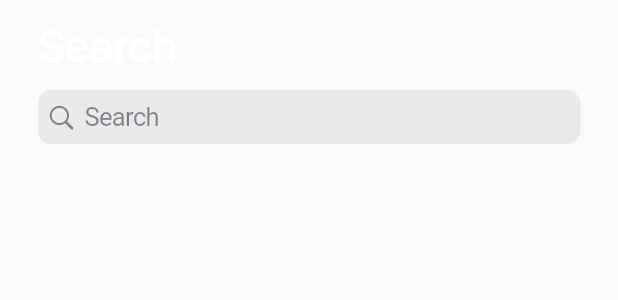
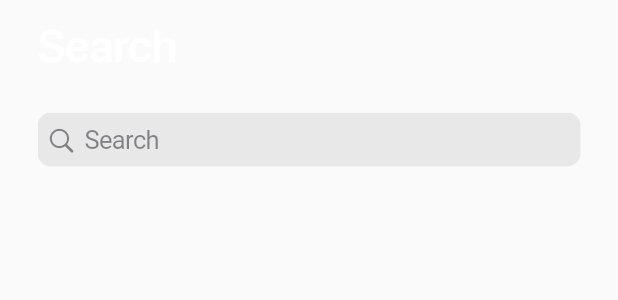
Before and after one commit to MehnArkar/uplay, a Flutter app: the DownloadPage widget shown alone on an empty page, opened directly, on a phone screen of 412 x 824 dp. Shown: the top 300 px of the screen. Run offline on Flutter 3.47's test engine with Material 2 defaults, Android fonts, the light colour scheme and no system bars; our stand-ins replace cached_network_image, flutter_svg, get, iconsax, just_audio; missing offline and left inert: youtube_api, youtube_explode_dart.

Commit message:
search page done

```diff
--- a/lib/main.dart
+++ b/lib/main.dart
@@ -7,7 +7,7 @@ import 'controllers/global_controller.dart';
 
 void main() async{
   WidgetsFlutterBinding.ensureInitialized();
-  // await Future.delayed(const Duration(milliseconds: 1000));
+  await Future.delayed(const Duration(milliseconds: 1000));
   Get.put(GlobalController());
   runApp(const MyApp());
 }
--- a/lib/utils/constants/app_constant.dart
+++ b/lib/utils/constants/app_constant.dart
@@ -27,7 +27,7 @@ class AppConstants {
   static  TextStyle textStyleTitleLarge = Theme.of(Get.context!).textTheme.titleLarge!;
 
   //Size
-  static double navBarHeight = Platform.isIOS?Get.height*0.08+15 :Get.height*0.08;
+  static double navBarHeight = Platform.isIOS?Get.height*0.08+(MediaQuery.of(Get.context!).padding.bottom) :Get.height*0.08;
 
 
 
--- a/lib/views/global_ui/super_scaffold.dart
+++ b/lib/views/global_ui/super_scaffold.dart
@@ -58,7 +58,6 @@ class _SuperScaffoldState extends State<SuperScaffold> with RouteAware {
 
   @override
   Widget build(BuildContext context) {
-    setStatusAndNavigationBarColor();
     return GestureDetector(
       onTap: (){
         FocusManager.instance.primaryFocus!.unfocus();
--- a/lib/views/home/search_page.dart
+++ b/lib/views/home/search_page.dart
@@ -23,27 +23,12 @@ class DownloadPage extends StatelessWidget {
       controller.cancelBtnWidth = renderBox.size.width;
       controller.update();
     });
-    return SafeArea(
-      child: CustomScrollView(
+    return CustomScrollView(
       controller: Get.find<SearchPageController>().scrollController,
       slivers: [
-          SliverPersistentHeader(delegate: SearchTitleHeader()),
-          // SliverPersistentHeader(pinned: true, delegate: SearchBarHeader())
-          GetBuilder<SearchPageController>(
-            builder:(controller)=> SliverAppBar(
-              foregroundColor: Colors.transparent,
-              backgroundColor:Colors.transparent,
-              leading: Container(),
-              elevation: 0,
-              flexibleSpace: AnimatedContainer(
-                  duration: const Duration(milliseconds: 200),
-                  padding:const EdgeInsets.symmetric(horizontal: 25),
-                  color:  Colors.transparent,
-                  child:searchBarWidget()),
-              pinned: true,
-
-            ),
-          ),
+        SliverPersistentHeader(delegate: TopSpacingHeader(),pinned: true,),
+        SliverPersistentHeader(delegate: SearchTitleHeader(),pinned: false,),
+        SliverPersistentHeader(pinned: true, delegate: SearchBarHeader()),
         GetBuilder<SearchPageController>(
             builder:(controller)=>
                 controller.isSearching?
@@ -52,62 +37,18 @@ class DownloadPage extends StatelessWidget {
                     ):
                     SliverList(
                         delegate: SliverChildBuilderDelegate(
-                              (context, index) => eachResultList(controller.videoResult[index]),
+                            (context, index) => eachVideoList(controller.videoResult[index]),
                             childCount:controller.videoResult.length,)
                     )
         ),
         GetBuilder<SearchPageController>(
             builder:(controller)=> SliverPadding(padding: EdgeInsets.only(bottom:controller.isSearching?0 :AppConstants.navBarHeight)))
       ],
-      ),
     );
   }
 
-  Widget searchBarWidget(){
-    return GetBuilder<SearchPageController>(
-        builder:(controller)=> AnimatedBuilder(
-            animation: controller.animation,
-            builder: (context,child){
-              return Stack(
-                alignment: Alignment.centerRight,
-                children: [
-                  Row(
-                    children: [
-                      Expanded(
-                        child: CupertinoSearchTextField(
-                          focusNode: controller.nodeTxtSearch,
-                          style:const TextStyle(color: Colors.white),
-                          onSubmitted: (searchText) async{
-                              await controller.search(searchText);
-                          },
-                        ),
-                      ),
-                      SizedBox(
-                      width: controller.cancelBtnWidth*controller.animation.value,
-                      )
-                    ],
-                  ),
-                  Positioned(
-                    right:-(controller.cancelBtnWidth- (controller.cancelBtnWidth*controller.animation.value)),
-                    child: Opacity(
-                      opacity: controller.animation.value,
-                      child: CupertinoButton(
-                        key: controller.cancelBtnKey,
-                        padding:const EdgeInsets.only(left: 15),
-                        onPressed: (){
-                            FocusManager.instance.primaryFocus!.unfocus();
-                          },
-                        child:const Text('Cancel',style: TextStyle(color: AppColors.primaryColor),),
-                      ),
-                    ),
-                  )
-                ],
-              );
-            })
-    );
-  }
 
-  Widget eachResultList(YouTubeVideo video){
+  Widget eachVideoList(YouTubeVideo video){
     return GetBuilder<PlayerController>(
       builder:(playerController)=> GestureDetector(
         onTap: (){
@@ -205,3 +146,98 @@ class SearchTitleHeader extends SliverPersistentHeaderDelegate{
   }
 
 }
+
+class TopSpacingHeader extends SliverPersistentHeaderDelegate{
+  @override
+  Widget build(BuildContext context, double shrinkOffset, bool overlapsContent) {
+    return GetBuilder<SearchPageController>(
+      builder:(controller)=> AnimatedContainer(
+        duration: const Duration(milliseconds: 200),
+        width: double.maxFinite,
+        height: MediaQuery.of(context).padding.top,
+        color: controller.isPined?Colors.black:Colors.transparent,
+      ),
+    );
+  }
+
+  @override
+  // TODO: implement maxExtent
+  double get maxExtent => MediaQuery.of(Get.context!).padding.top;
+
+  @override
+  // TODO: implement minExtent
+  double get minExtent => MediaQuery.of(Get.context!).padding.top;
+
+  @override
+  bool shouldRebuild(covariant SliverPersistentHeaderDelegate oldDelegate) {
+    return true;
+  }
+
+}
+
+class SearchBarHeader extends SliverPersistentHeaderDelegate{
+  @override
+  Widget build(BuildContext context, double shrinkOffset, bool overlapsContent) {
+    return GetBuilder<SearchPageController>(
+        builder:(controller)=> AnimatedBuilder(
+            animation: controller.animation,
+            builder: (context,child){
+              return AnimatedContainer(
+                duration:const Duration(milliseconds: 200),
+                padding:const EdgeInsets.only(left: 25,right: 25,bottom: 15,top: 15),
+                color: controller.isPined?Colors.black:Colors.transparent,
+                child: Stack(
+                  alignment: Alignment.centerRight,
+                  children: [
+                    Row(
+                      children: [
+                        Expanded(
+                          child: CupertinoSearchTextField(
+                            focusNode: controller.nodeTxtSearch,
+                            style:const TextStyle(color: Colors.white),
+                            backgroundColor: Colors.grey.withOpacity(0.2),
+                            onSubmitted: (searchText) async{
+                              await controller.search(searchText);
+                            },
+                          ),
+                        ),
+                        SizedBox(
+                          width: controller.cancelBtnWidth*controller.animation.value,
+                        )
+                      ],
+                    ),
+                    Positioned(
+                      right:-(controller.cancelBtnWidth- (controller.cancelBtnWidth*controller.animation.value)),
+                      child: Opacity(
+                        opacity: controller.animation.value,
+                        child: CupertinoButton(
+                          key: controller.cancelBtnKey,
+                          padding:const EdgeInsets.only(left: 15),
+                          onPressed: (){
+                            FocusManager.instance.primaryFocus!.unfocus();
+                          },
+                          child:const Text('Cancel',style: TextStyle(color: AppColors.primaryColor),),
+                        ),
+                      ),
+                    )
+                  ],
+                ),
+              );
+            })
+    );
+  }
+
+  @override
+  // TODO: implement maxExtent
+  double get maxExtent => 66;
+
+  @override
+  // TODO: implement minExtent
+  double get minExtent => 66;
+
+  @override
+  bool shouldRebuild(covariant SliverPersistentHeaderDelegate oldDelegate) {
+    return true;
+  }
+
+}
--- a/lib/views/splas_screen/main_splash_screen.dart
+++ b/lib/views/splas_screen/main_splash_screen.dart
@@ -1,3 +1,5 @@
+import 'dart:io';
+
 import 'package:flutter/material.dart';
 import 'package:flutter_svg/flutter_svg.dart';
 import 'package:get/get.dart';
@@ -15,7 +17,7 @@ class MainSplashScreen extends StatelessWidget {
     Get.put(SplashScreenController());
     return SuperScaffold(
           isTopSafe: false,
-          isBotSafe: false,
+          isBotSafe:Platform.isAndroid?true:false,
           botColor: Colors.black,
           backgroundColor: Colors.black,
           child: bodyWidget()
```
Also changed, not shown: lib/views/home/home_main_page.dart (+1 -16 lines). Lines whose indentation alone changed are shown as unchanged.
